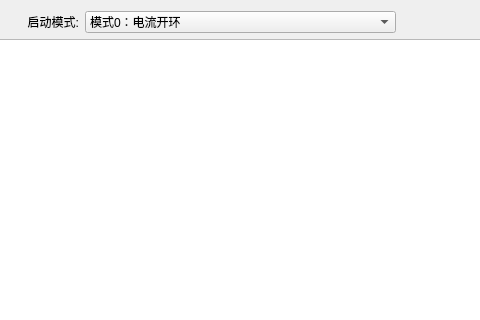
whjdark/Happy-Drive, file CONconfiger/CONconfigwidget.ui: the form before one commit; both pictures show x 246 to 726 and y 0 to 320 of the 1024 by 768 pixel window.
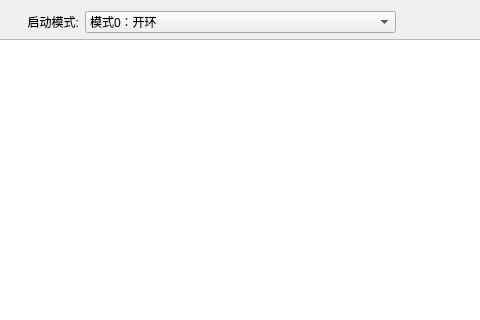
The form after the commit. Icons and pictures are not drawn.

Diff of the .ui file:
```diff
--- a/CONconfiger/CONconfigwidget.ui
+++ b/CONconfiger/CONconfigwidget.ui
@@ -51,7 +51,7 @@
       <widget class="QComboBox" name="runModeBox">
        <item>
         <property name="text">
-         <string>模式0：电流开环</string>
+         <string>模式0：开环</string>
         </property>
        </item>
        <item>
```
